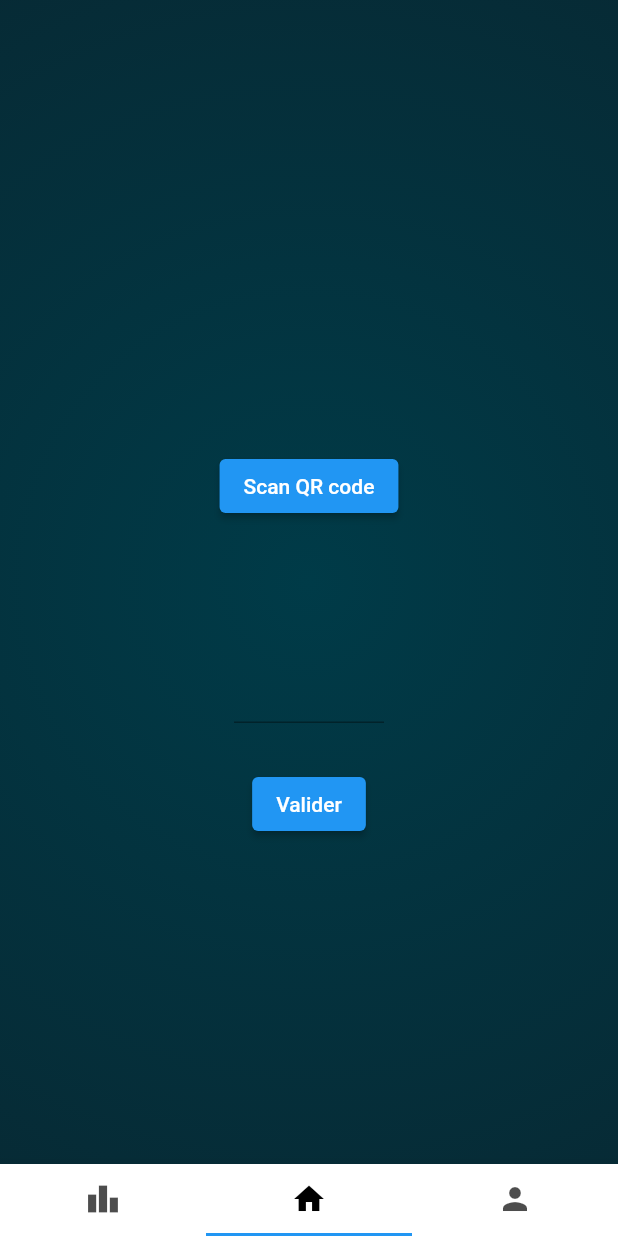
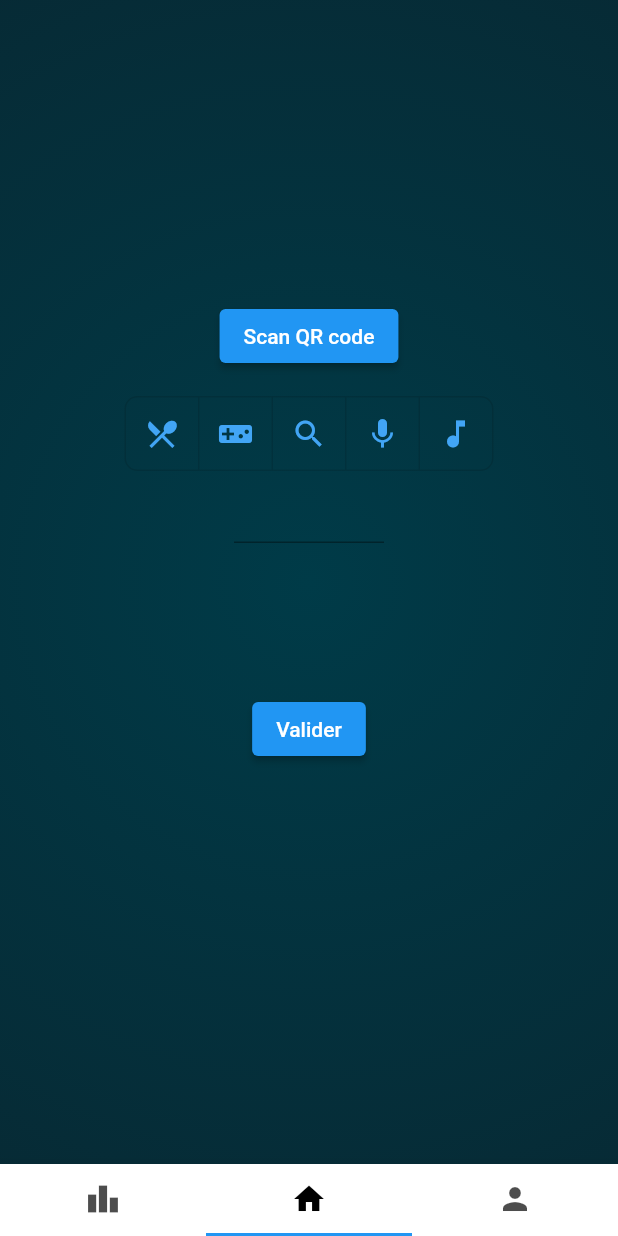
Before and after one commit to CapucineFortin/ProloApp, a Flutter app: the screen it shows after launch, on a phone screen of 412 x 824 dp. Run offline on Flutter 3.47's test engine with Material 2 defaults, Android fonts, the phone set to English and light mode, and no system bars; our stand-ins replace elegant_notification; missing offline and left inert: qr_code_scanner.

Commit message:
feature: notification in app added while trying to add points (warning, success, info)

```diff
--- /dev/null
+++ b/front/lib/Home/view/activityWidget.dart
@@ -0,0 +1 @@
+import 'package:flutter/material.dart';
--- a/front/lib/Home/view/home.dart
+++ b/front/lib/Home/view/home.dart
@@ -1,15 +1,31 @@
+import 'package:elegant_notification/elegant_notification.dart';
 import 'package:flutter/material.dart';
-import 'package:proloapp/Leaderboard/controller/userController.dart';
 import '../../Leaderboard/model/user.dart';
 import '../controller/homeController.dart';
 import '../controller/qrScan.dart';
 
-class HomeWidget extends StatelessWidget {
-  String qrValue;
+class HomeWidget extends StatefulWidget {
+  const HomeWidget({Key? key, required this.qrValue}) : super (key: key);
+
+  final String qrValue;
+
+  @override
+  State<StatefulWidget> createState() {
+    return _HomeWidgetState();
+  }
+}
+class _HomeWidgetState extends State<HomeWidget> {
   String test ='anton.avilov';
+  late List<bool> _selectedActivity = <bool>[false, false, false, false, false];
   final TextEditingController _textEditingController = TextEditingController();
-  HomeWidget({Key? key, required this.qrValue}) : super (key: key);
 
+  static const List<Widget> icons = <Widget>[
+    Icon(Icons.local_dining),
+    Icon(Icons.videogame_asset),
+    Icon(Icons.search),
+    Icon(Icons.mic),
+    Icon(Icons.music_note),
+  ];
 
   @override
   Widget build(BuildContext context){
@@ -22,33 +38,74 @@ class HomeWidget extends StatelessWidget {
           ),
         ),
       child: Column(children: [
-      const SizedBox(width: 500, height: 300),
+        const SizedBox(height: 200),
         ElevatedButton(
             onPressed: () {
               Navigator.of(context).push(MaterialPageRoute(
                 builder: (context) => const QRReader(),
               ));},
             child: const Text('Scan QR code')),
-      Text(qrValue),
-      const SizedBox(
-        height: 70,
+        Text(widget.qrValue),
+        ToggleButtons(
+        direction:  Axis.horizontal,
+        onPressed: (int index) {
+          setState(() {
+            // The button that is tapped is set to true, and the others to false.
+            for (int i = 0; i < _selectedActivity.length; i++) {
+              _selectedActivity[i] = i == index;
+            }
+          });
+          _textEditingController.clear();
+        },
+        borderRadius: const BorderRadius.all(Radius.circular(8)),
+        selectedBorderColor: Colors.blue[700],
+        selectedColor: Colors.white,
+        fillColor: Colors.blue[200],
+        color: Colors.blue[400],
+        isSelected: _selectedActivity,
+        children: icons,
       ),
       SizedBox(
         width: 100,
-        child: TextField(controller: _textEditingController),
+        child: TextField(
+          controller: _textEditingController,
+          onChanged: (value) {
+            setState(() {
+              _selectedActivity = <bool>[false, false, false, false, false];
+            });
+          }
         ),
-      const SizedBox(
-        height: 30,
       ),
+        const SizedBox(height: 100),
         ElevatedButton(
         onPressed: () async {
-
+          final int pointsToAdd = int.tryParse(_textEditingController.text) ?? 0 ;
+          if (pointsToAdd == 0) {
+            ElegantNotification.info(
+                title: const Text("Warning"),
+                description: const Text(
+                    "Tu n'as choisi le nombre de points à attribuer")
+            ).show(context);
+          } else {
+            try {
               final User? user = await getContestant(test);
-
-          final int pointsToAdd = int.tryParse(_textEditingController.text) ?? 0;
               await updateContestant(user!, pointsToAdd);
-
+              ElegantNotification.success(
+                  title: const Text("Success"),
+                  description: Text(
+                      "Tu à ajouté ${pointsToAdd.toString()} points à $test")
+              ).show(context);
+            } catch (e) {
+              ElegantNotification.error(
+                  title: const Text("Error"),
+                  description: Text("Le compte de $test n'a pas été trouvé")
+              ).show(context);
+            }
             _textEditingController.clear();
+            setState(() {
+              _selectedActivity = <bool>[false, false, false, false, false];
+            });
+          }
         },
         child: const Text("Valider"),
       ),
--- a/front/pubspec.yaml
+++ b/front/pubspec.yaml
@@ -36,6 +36,7 @@ dependencies:
   cupertino_icons: ^1.0.2
   qr_code_scanner: ^1.0.1
   http: ^0.13.3
+  elegant_notification: ^1.9.1
 
 dev_dependencies:
   flutter_test:
```
Lines whose indentation alone changed are shown as unchanged.
